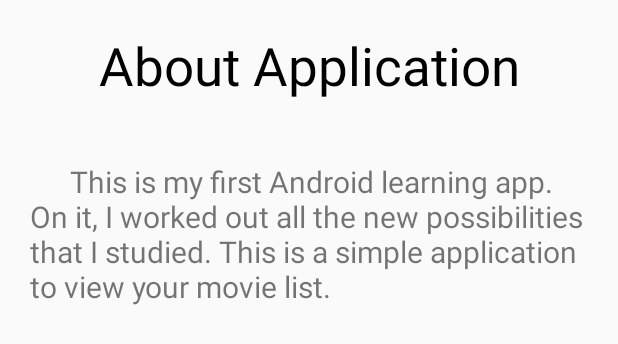
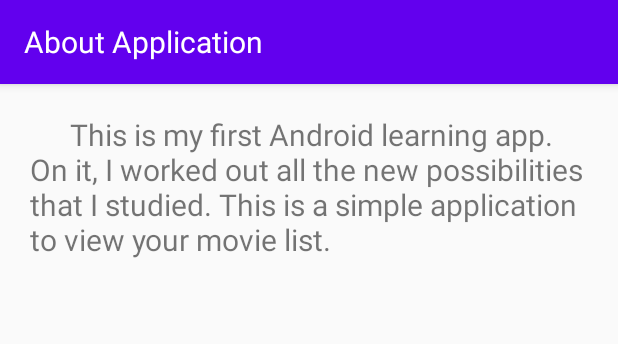
Before and after one commit to LamaMen/FilmListApplication, an Android app: the layout activity_about_app.xml on its own in the app's theme, with its tools: preview values and no code run, on a phone screen of 412 x 824 dp. Shown: the top 344 px of the screen. Run offline under Robolectric (Android 15) with nearby library versions, the phone set to English and light mode, and no system bars.

Commit message:
Изменил немного AppBar

```diff
--- a/app/src/main/AndroidManifest.xml
+++ b/app/src/main/AndroidManifest.xml
@@ -11,9 +11,7 @@
         android:theme="@style/AppTheme">
         <activity android:name=".activities.AboutAppActivity" />
         <activity android:name=".activities.FilmDetailsActivity" />
-        <activity
-            android:name=".activities.MainActivity"
-            android:theme="@style/AppTheme.NoActionBar">
+        <activity android:name=".activities.MainActivity">
             <intent-filter>
                 <action android:name="android.intent.action.MAIN" />
 
--- a/app/src/main/res/layout/activity_about_app.xml
+++ b/app/src/main/res/layout/activity_about_app.xml
@@ -3,17 +3,17 @@
     xmlns:tools="http://schemas.android.com/tools"
     android:layout_width="match_parent"
     android:layout_height="match_parent"
+    xmlns:app="http://schemas.android.com/apk/res-auto"
     tools:context=".activities.AboutAppActivity"
     android:orientation="vertical">
 
-    <TextView
-        android:layout_width="match_parent"
-        android:layout_height="wrap_content"
-        android:layout_margin="20dp"
-        android:text="@string/about_application"
-        android:textColor="#000"
-        android:textSize="35sp"
-        android:textAlignment="center" />
+    <androidx.appcompat.widget.Toolbar
+        android:id="@+id/toolbar"
+        style="@style/AppTheme.PopupOverlay"
+        android:layout_width="fill_parent"
+        android:layout_height="?attr/actionBarSize"
+        app:title="@string/about_application"
+        app:titleTextAppearance="@style/TextStyle" />
 
     <TextView
         android:layout_width="match_parent"
--- a/app/src/main/res/layout/app_bar_main.xml
+++ b/app/src/main/res/layout/app_bar_main.xml
@@ -15,7 +15,6 @@
             android:id="@+id/toolbar"
             android:layout_width="match_parent"
             android:layout_height="?attr/actionBarSize"
-            android:background="?attr/colorPrimary"
             app:popupTheme="@style/AppTheme.PopupOverlay" />
 
     </com.google.android.material.appbar.AppBarLayout>
--- a/app/src/main/res/values/styles.xml
+++ b/app/src/main/res/values/styles.xml
@@ -1,20 +1,19 @@
 <resources>
     <!-- Base application theme. -->
-    <style name="AppTheme" parent="Theme.AppCompat.Light.DarkActionBar">
+    <style name="AppTheme" parent="Theme.AppCompat.Light.NoActionBar">
         <!-- Customize your theme here. -->
         <item name="colorPrimary">@color/colorPrimary</item>
         <item name="colorPrimaryDark">@color/colorPrimaryDark</item>
         <item name="colorAccent">@color/colorAccent</item>
     </style>
 
-    <style name="AppTheme.NoActionBar">
-        <item name="windowActionBar">false</item>
-        <item name="windowNoTitle">true</item>
-    </style>
-
     <style name="AppTheme.AppBarOverlay" parent="ThemeOverlay.AppCompat.Dark.ActionBar" />
 
-    <style name="AppTheme.PopupOverlay" parent="ThemeOverlay.AppCompat.Light" />
+    <style name="AppTheme.PopupOverlay">
+        <item name="android:theme">@style/ThemeOverlay.AppCompat.Light</item>
+        <item name="android:background">?colorPrimary</item>
+        <item name="android:elevation">4dp</item>
+    </style>
 
     <style name="TextStyle" parent="@android:style/TextAppearance">
         <item name="android:textSize">20sp</item>
```
